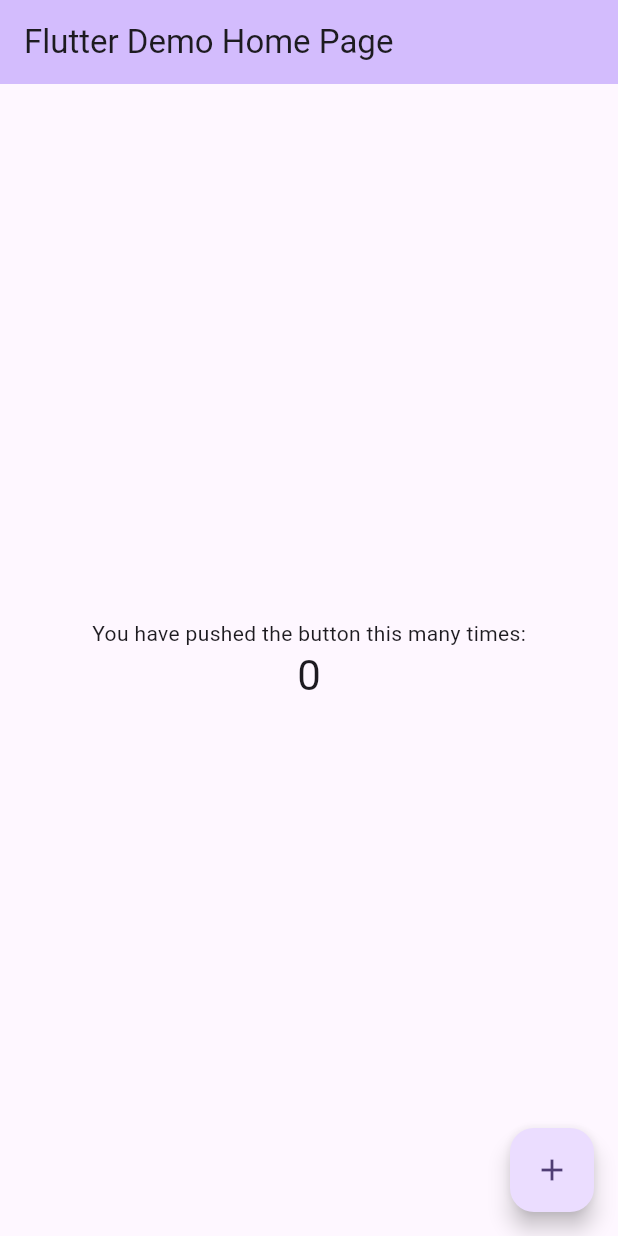
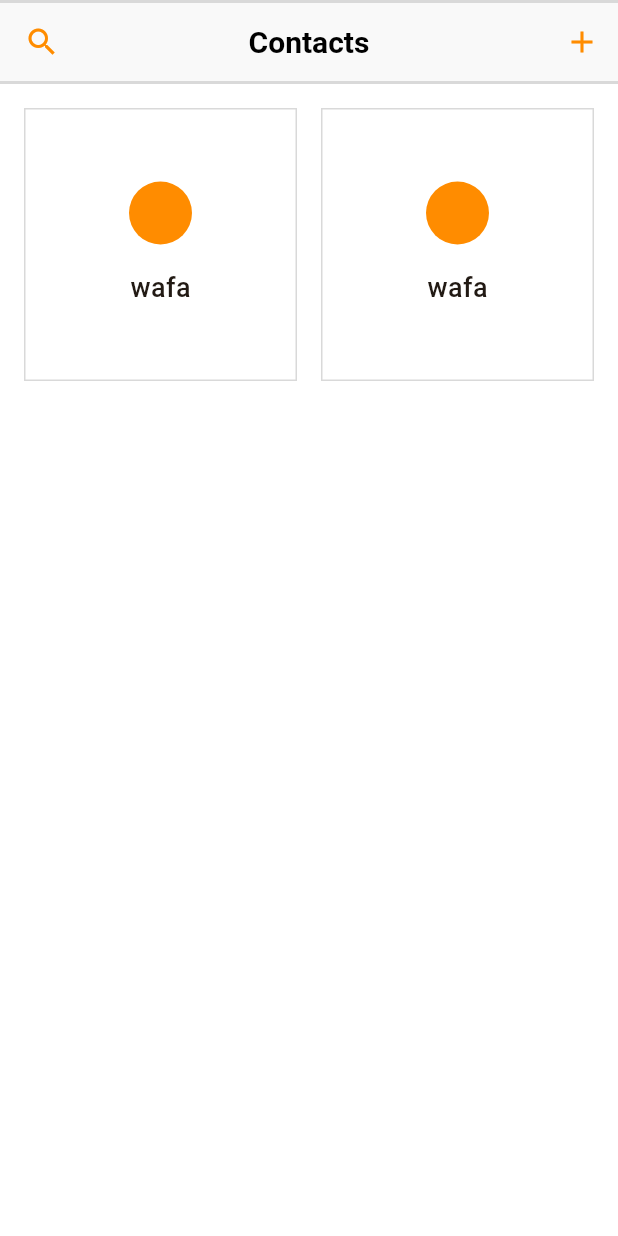
Before and after one commit to mikirinkode/apptest, a Flutter app: the screen it shows after launch, on a phone screen of 412 x 824 dp. Run offline on Flutter 3.47's test engine with Material 3 defaults, Android fonts, the phone set to English and light mode, and no system bars; our stand-ins replace get.

Commit message:
feat: slicing home and detail contact

```diff
--- /dev/null
+++ b/lib/app/modules/home/views/home_view.dart
@@ -0,0 +1,93 @@
+import 'package:apptest/app/routes/app_pages.dart';
+import 'package:apptest/core/theme/app_color.dart';
+import 'package:flutter/material.dart';
+
+import 'package:get/get.dart';
+
+import '../controllers/home_controller.dart';
+
+class HomeView extends GetView<HomeController> {
+  @override
+  Widget build(BuildContext context) {
+    return Scaffold(
+      appBar: AppBar(
+        title: Text('Contacts'),
+        leading: IconButton(
+            onPressed: () {},
+            icon: Icon(
+              Icons.search,
+              color: AppColor.primary,
+            )),
+        actions: [
+          IconButton(
+              onPressed: () {},
+              icon: Icon(
+                Icons.add,
+                color: AppColor.primary,
+              ))
+        ],
+        centerTitle: true,
+      ),
+      body: GridView(
+        padding: const EdgeInsets.symmetric(vertical: 16, horizontal: 16),
+        physics: const BouncingScrollPhysics(),
+        gridDelegate: SliverGridDelegateWithFixedCrossAxisCount(
+            crossAxisCount: 2,
+            mainAxisSpacing: 16,
+            crossAxisSpacing: 16,
+            childAspectRatio: 1),
+        children: [
+          ContactsCard(
+              name: "wafa",
+              onTap: () {
+                Get.toNamed(Routes.CONTACT_DETAIL);
+              }),
+          ContactsCard(
+              name: "wafa",
+              onTap: () {
+                Get.toNamed(Routes.CONTACT_DETAIL);
+              }),
+        ],
+      ),
+    );
+  }
+}
+
+class ContactsCard extends StatelessWidget {
+  final String name;
+  final Function() onTap;
+
+  const ContactsCard({required this.name, required this.onTap, super.key});
+
+  @override
+  Widget build(BuildContext context) {
+    return GestureDetector(
+      onTap: onTap,
+      child: Container(
+        decoration: BoxDecoration(
+            border: Border.all(width: 1, color: AppColor.neutral200)),
+        child: Center(
+          child: Column(
+            mainAxisSize: MainAxisSize.min,
+            children: [
+              Container(
+                width: 42,
+                height: 42,
+                decoration: const BoxDecoration(
+                    color: AppColor.primary, shape: BoxShape.circle),
+              ),
+              const SizedBox(
+                height: 16,
+              ),
+              Text(
+                name,
+                style:
+                    const TextStyle(fontSize: 18, fontWeight: FontWeight.w500),
+              )
+            ],
+          ),
+        ),
+      ),
+    );
+  }
+}
--- /dev/null
+++ b/lib/app/routes/app_pages.dart
@@ -0,0 +1,27 @@
+import 'package:get/get.dart';
+
+import 'package:apptest/app/modules/contact_detail/bindings/contact_detail_binding.dart';
+import 'package:apptest/app/modules/contact_detail/views/contact_detail_view.dart';
+import 'package:apptest/app/modules/home/bindings/home_binding.dart';
+import 'package:apptest/app/modules/home/views/home_view.dart';
+
+part 'app_routes.dart';
+
+class AppPages {
+  AppPages._();
+
+  static const INITIAL = Routes.HOME;
+
+  static final routes = [
+    GetPage(
+      name: _Paths.HOME,
+      page: () => HomeView(),
+      binding: HomeBinding(),
+    ),
+    GetPage(
+      name: _Paths.CONTACT_DETAIL,
+      page: () => ContactDetailView(),
+      binding: ContactDetailBinding(),
+    ),
+  ];
+}
--- /dev/null
+++ b/lib/app/routes/app_routes.dart
@@ -0,0 +1,14 @@
+part of 'app_pages.dart';
+// DO NOT EDIT. This is code generated via package:get_cli/get_cli.dart
+
+abstract class Routes {
+  Routes._();
+
+  static const HOME = _Paths.HOME;
+  static const CONTACT_DETAIL = _Paths.CONTACT_DETAIL;
+}
+
+abstract class _Paths {
+  static const HOME = '/home';
+  static const CONTACT_DETAIL = '/contact-detail';
+}
--- /dev/null
+++ b/lib/core/theme/app_color.dart
@@ -0,0 +1,7 @@
+import 'package:flutter/material.dart';
+
+class AppColor {
+  static const primary = Color(0xFFff8c00);
+  static const neutral100 = Color(0xFFf9f9f9);
+  static const neutral200 = Color(0xFFd9d9d9);
+}
--- /dev/null
+++ b/lib/core/theme/app_theme.dart
@@ -0,0 +1,45 @@
+
+import 'package:flutter/material.dart';
+
+import 'app_color.dart';
+
+ThemeData lightTheme() {
+  return ThemeData(
+    colorScheme: ColorScheme.fromSeed(
+      seedColor: AppColor.primary,
+    ),
+    scaffoldBackgroundColor: Colors.white,
+    useMaterial3: true,
+    appBarTheme: AppBarTheme(
+      backgroundColor: AppColor.neutral100,
+      elevation: 0,
+      titleTextStyle: TextStyle(
+        color: Colors.black,
+        fontWeight: FontWeight.w600,
+        fontSize: 20,
+      ),
+      shape: Border.symmetric(horizontal: BorderSide(width: 2, color: AppColor.neutral200)),
+      // shape: Border.fromBorderSide(BorderSide(width: 2, color: AppColor.neutral200)),
+      titleSpacing: 16,
+      centerTitle: false,
+      scrolledUnderElevation: 0,
+    ),
+    floatingActionButtonTheme: const FloatingActionButtonThemeData(
+      backgroundColor: AppColor.primary,
+      foregroundColor: Colors.white,
+      shape: CircleBorder(),
+      elevation: 0,
+    ),
+    inputDecorationTheme: InputDecorationTheme(
+      border: OutlineInputBorder(
+        borderSide: BorderSide(color: AppColor.neutral200)
+      ),
+      enabledBorder: OutlineInputBorder(
+        borderSide: const BorderSide(
+            color: AppColor.neutral200
+        ),
+      ),
+      fillColor: Colors.white,
+    ),
+  );
+}
--- a/lib/main.dart
+++ b/lib/main.dart
@@ -1,4 +1,8 @@
 import 'package:flutter/material.dart';
+import 'package:get/get.dart';
+
+import 'app/routes/app_pages.dart';
+import 'core/theme/app_theme.dart';
 
 void main() {
   runApp(const MyApp());
@@ -10,116 +14,13 @@ class MyApp extends StatelessWidget {
   // This widget is the root of your application.
   @override
   Widget build(BuildContext context) {
-    return MaterialApp(
-      title: 'Flutter Demo',
-      theme: ThemeData(
-        // This is the theme of your application.
-        //
-        // TRY THIS: Try running your application with "flutter run". You'll see
-        // the application has a purple toolbar. Then, without quitting the app,
-        // try changing the seedColor in the colorScheme below to Colors.green
-        // and then invoke "hot reload" (save your changes or press the "hot
-        // reload" button in a Flutter-supported IDE, or press "r" if you used
-        // the command line to start the app).
-        //
-        // Notice that the counter didn't reset back to zero; the application
-        // state is not lost during the reload. To reset the state, use hot
-        // restart instead.
-        //
-        // This works for code too, not just values: Most code changes can be
-        // tested with just a hot reload.
-        colorScheme: ColorScheme.fromSeed(seedColor: Colors.deepPurple),
-        useMaterial3: true,
-      ),
-      home: const MyHomePage(title: 'Flutter Demo Home Page'),
+    return GetMaterialApp(
+      title: "TrackThisJob",
+      initialRoute: AppPages.INITIAL,
+      getPages: AppPages.routes,
+      debugShowCheckedModeBanner: false,
+      theme: lightTheme(),
+      defaultTransition: Transition.cupertino,
     );
   }
 }
-
-class MyHomePage extends StatefulWidget {
-  const MyHomePage({super.key, required this.title});
-
-  // This widget is the home page of your application. It is stateful, meaning
-  // that it has a State object (defined below) that contains fields that affect
-  // how it looks.
-
-  // This class is the configuration for the state. It holds the values (in this
-  // case the title) provided by the parent (in this case the App widget) and
-  // used by the build method of the State. Fields in a Widget subclass are
-  // always marked "final".
-
-  final String title;
-
-  @override
-  State<MyHomePage> createState() => _MyHomePageState();
-}
-
-class _MyHomePageState extends State<MyHomePage> {
-  int _counter = 0;
-
-  void _incrementCounter() {
-    setState(() {
-      // This call to setState tells the Flutter framework that something has
-      // changed in this State, which causes it to rerun the build method below
-      // so that the display can reflect the updated values. If we changed
-      // _counter without calling setState(), then the build method would not be
-      // called again, and so nothing would appear to happen.
-      _counter++;
-    });
-  }
-
-  @override
-  Widget build(BuildContext context) {
-    // This method is rerun every time setState is called, for instance as done
-    // by the _incrementCounter method above.
-    //
-    // The Flutter framework has been optimized to make rerunning build methods
-    // fast, so that you can just rebuild anything that needs updating rather
-    // than having to individually change instances of widgets.
-    return Scaffold(
-      appBar: AppBar(
-        // TRY THIS: Try changing the color here to a specific color (to
-        // Colors.amber, perhaps?) and trigger a hot reload to see the AppBar
-        // change color while the other colors stay the same.
-        backgroundColor: Theme.of(context).colorScheme.inversePrimary,
-        // Here we take the value from the MyHomePage object that was created by
-        // the App.build method, and use it to set our appbar title.
-        title: Text(widget.title),
-      ),
-      body: Center(
-        // Center is a layout widget. It takes a single child and positions it
-        // in the middle of the parent.
-        child: Column(
-          // Column is also a layout widget. It takes a list of children and
-          // arranges them vertically. By default, it sizes itself to fit its
-          // children horizontally, and tries to be as tall as its parent.
-          //
-          // Column has various properties to control how it sizes itself and
-          // how it positions its children. Here we use mainAxisAlignment to
-          // center the children vertically; the main axis here is the vertical
-          // axis because Columns are vertical (the cross axis would be
-          // horizontal).
-          //
-          // TRY THIS: Invoke "debug painting" (choose the "Toggle Debug Paint"
-          // action in the IDE, or press "p" in the console), to see the
-          // wireframe for each widget.
-          mainAxisAlignment: MainAxisAlignment.center,
-          children: <Widget>[
-            const Text(
-              'You have pushed the button this many times:',
-            ),
-            Text(
-              '$_counter',
-              style: Theme.of(context).textTheme.headlineMedium,
-            ),
-          ],
-        ),
-      ),
-      floatingActionButton: FloatingActionButton(
-        onPressed: _incrementCounter,
-        tooltip: 'Increment',
-        child: const Icon(Icons.add),
-      ), // This trailing comma makes auto-formatting nicer for build methods.
-    );
-  }
-}
--- a/pubspec.yaml
+++ b/pubspec.yaml
@@ -35,6 +35,7 @@ dependencies:
   # The following adds the Cupertino Icons font to your application.
   # Use with the CupertinoIcons class for iOS style icons.
   cupertino_icons: ^1.0.2
+  get: ^4.6.6
 
 dev_dependencies:
   flutter_test:
```
Also changed, not shown: lib/app/modules/contact_detail/bindings/contact_detail_binding.dart (added, +12 -0 lines), lib/app/modules/contact_detail/controllers/contact_detail_controller.dart (added, +20 -0 lines), lib/app/modules/contact_detail/views/contact_detail_view.dart (added, +203 -0 lines), lib/app/modules/home/bindings/home_binding.dart (added, +12 -0 lines), lib/app/modules/home/controllers/home_controller.dart (added, +20 -0 lines), pubspec.lock.
